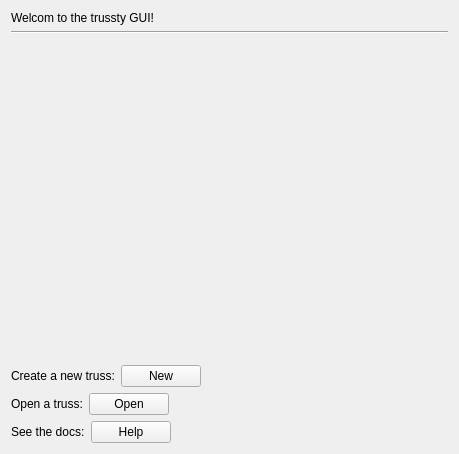
Old version of the form src/widgets/contextmenus/startmenu/startpage.ui in the repository levirogalla/truss-gui.
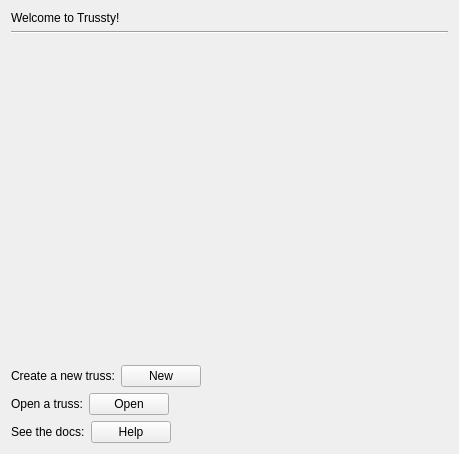
New version of the form.

What changed in the file:
```diff
--- a/src/widgets/contextmenus/startmenu/startpage.ui
+++ b/src/widgets/contextmenus/startmenu/startpage.ui
@@ -17,7 +17,7 @@
    <item>
     <widget class="QLabel" name="welcomLabel">
      <property name="text">
-      <string>Welcom to the trussty GUI!</string>
+      <string>Welcome to Trussty!</string>
      </property>
     </widget>
    </item>
```
